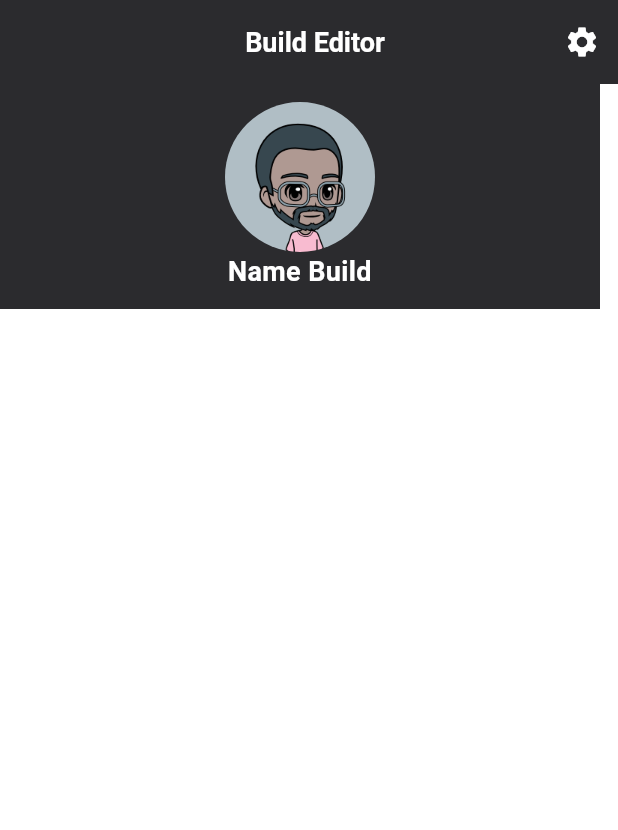
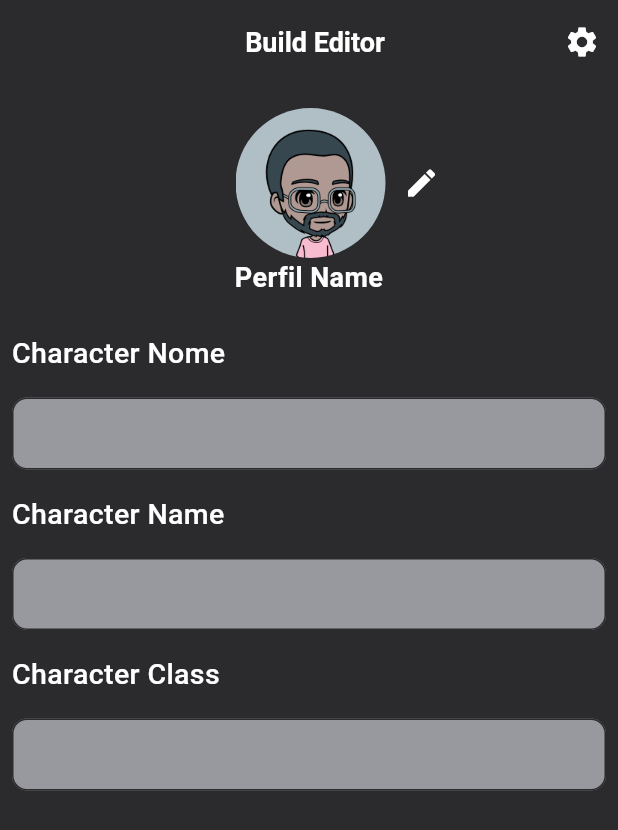
Before and after one commit to Assis-Souz4/app_flutter_elden_ring_build, a Flutter app: the screen it shows after launch, on a phone screen of 412 x 824 dp. Shown: the top 830 px of the screen. Run offline on Flutter 3.47's test engine with Material 3 defaults, Android fonts, the light colour scheme and no system bars.

Commit message:
seção character finalizada

```diff
--- /dev/null
+++ b/lib/components/text_form_field_decoration.dart
@@ -0,0 +1,23 @@
+import 'package:app_flutter_elden_ring_build/components/app_colors.dart';
+import 'package:flutter/material.dart';
+
+InputDecoration getAuthenticationInputDecotation() {
+  return InputDecoration(
+    contentPadding: const EdgeInsets.fromLTRB(16, 8, 16, 8),
+    fillColor: AppColors.secondaryColorBG,
+    filled: true,
+    border: OutlineInputBorder(
+      borderRadius: BorderRadius.circular(10),
+    ),
+    enabledBorder: OutlineInputBorder(
+      borderRadius: BorderRadius.circular(10),
+      borderSide: const BorderSide(
+        color: AppColors.primaryColorBG,
+      ),
+    ),
+    focusedBorder: OutlineInputBorder(
+      borderRadius: BorderRadius.circular(10),
+      borderSide: const BorderSide(color: AppColors.fontColor, width: 3),
+    ),
+  );
+}
--- /dev/null
+++ b/lib/components/text_input_decoration.dart
@@ -0,0 +1,19 @@
+import 'package:app_flutter_elden_ring_build/components/app_colors.dart';
+import 'package:flutter/material.dart';
+
+class TextOfInputDecoration extends StatelessWidget {
+  const TextOfInputDecoration({required this.textName, super.key});
+  //
+  final String textName;
+  @override
+  Widget build(BuildContext context) {
+    return Text(
+      textName,
+      textAlign: TextAlign.center,
+      style: const TextStyle(
+          fontSize: 19,
+          fontWeight: FontWeight.w500,
+          color: AppColors.fontColor),
+    );
+  }
+}
--- a/lib/main.dart
+++ b/lib/main.dart
@@ -17,7 +17,8 @@ class MyApp extends StatelessWidget {
         colorScheme: ColorScheme.fromSwatch(backgroundColor: Colors.white),
         useMaterial3: true,
       ),
-      home: CreateBuildScreen(),
+      home: const CreateBuildScreen(),
     );
   }
 }
+///NOTE - criar botão de drop no character class
--- /dev/null
+++ b/lib/screens/character_screen.dart
@@ -0,0 +1,58 @@
+import 'package:app_flutter_elden_ring_build/components/text_form_field_decoration.dart';
+import 'package:app_flutter_elden_ring_build/components/text_input_decoration.dart';
+import 'package:flutter/material.dart';
+
+class CharacterScreen extends StatefulWidget {
+  const CharacterScreen(this.characterName, this.characterLevel, {super.key});
+
+  final String? characterName;
+  final int? characterLevel;
+
+  @override
+  State<CharacterScreen> createState() => _CharacterScreenState();
+}
+
+class _CharacterScreenState extends State<CharacterScreen> {
+  //
+  String? characterClass;
+
+  @override
+  Widget build(BuildContext context) {
+    return Column(
+      crossAxisAlignment: CrossAxisAlignment.start,
+      children: [
+        const Padding(
+          padding: EdgeInsets.all(8.0),
+          child: TextOfInputDecoration(textName: 'Character Nome'),
+        ),
+        Padding(
+          padding: const EdgeInsets.all(8.0),
+          child: TextFormField(
+            decoration: getAuthenticationInputDecotation(),
+          ),
+        ),
+        const Padding(
+          padding: EdgeInsets.all(8.0),
+          child: TextOfInputDecoration(textName: 'Character Name'),
+        ),
+        Padding(
+          padding: const EdgeInsets.all(8.0),
+          child: TextFormField(
+            keyboardType: TextInputType.number,
+            decoration: getAuthenticationInputDecotation(),
+          ),
+        ),
+        const Padding(
+          padding: EdgeInsets.all(8.0),
+          child: TextOfInputDecoration(textName: 'Character Class'),
+        ),
+        Padding(
+          padding: const EdgeInsets.all(8.0),
+          child: TextFormField(
+            decoration: getAuthenticationInputDecotation(),
+          ),
+        )
+      ],
+    );
+  }
+}
--- a/lib/screens/create_build_screen.dart
+++ b/lib/screens/create_build_screen.dart
@@ -1,4 +1,5 @@
 import 'package:app_flutter_elden_ring_build/components/app_colors.dart';
+import 'package:app_flutter_elden_ring_build/screens/character_screen.dart';
 import 'package:flutter/material.dart';
 
 class CreateBuildScreen extends StatefulWidget {
@@ -12,15 +13,17 @@ class _CreateBuilScreenState extends State<CreateBuildScreen> {
   @override
   Widget build(BuildContext context) {
     return Form(
-      child: Scaffold(
-        appBar: AppBar(leading: Container(),
+      child: Scaffold(backgroundColor: AppColors.primaryColorBG,
+        appBar: AppBar(
+          leading: Container(),
           backgroundColor: AppColors.primaryColorBG,
           title: const Row(
             mainAxisAlignment: MainAxisAlignment.center,
             children: [
               //APPBAR TITULO
               Text(
-                'Build Editor',textAlign: TextAlign.center,
+                'Build Editor',
+                textAlign: TextAlign.center,
                 style: TextStyle(
                     color: AppColors.fontColor,
                     fontSize: 18,
@@ -38,20 +41,28 @@ class _CreateBuilScreenState extends State<CreateBuildScreen> {
                 ))
           ],
         ),
-        body: Column(
+        body: ListView(
           children: [
-            Container(
-              height: 150,
+            ///!SECTION-CONTAINER FOTO E NOME DO PERSONAGEM
+            SingleChildScrollView(
+              child: Container(
                 width: 400,
-              decoration: BoxDecoration(
+                height: 158,
+                decoration: const BoxDecoration(
                   color: AppColors.primaryColorBG,
                 ),
                 child: Column(
                   mainAxisAlignment: MainAxisAlignment.center,
                   crossAxisAlignment: CrossAxisAlignment.center,
                   children: [
-                  ClipRRect(
-                    child: ClipOval(
+                    Row(
+                      mainAxisAlignment: MainAxisAlignment.center,
+                      crossAxisAlignment: CrossAxisAlignment.center,
+                      children: [
+                        const SizedBox(
+                          width: 50,
+                        ),
+                        ClipOval(
                           child: Image.asset(
                             'assets/images/meu_avatar.png',
                             width: 100,
@@ -59,18 +70,35 @@ class _CreateBuilScreenState extends State<CreateBuildScreen> {
                             fit: BoxFit.cover,
                           ),
                         ),
+                        IconButton(
+                          onPressed: () {},
+                          icon: const Icon(
+                            Icons.edit,
+                            color: AppColors.fontColor,
                           ),
-                  Container(
-                    width: 200,
-                    child: const Text(
-                      'Name Build',textAlign: TextAlign.center,
-                      overflow: TextOverflow.ellipsis,
-                      style: TextStyle(color: AppColors.fontColor,fontSize: 18,fontWeight: FontWeight.bold),
                         ),
-                  )
                       ],
                     ),
-            )
+                    const SizedBox(
+                      width: 200,
+                      child: Text(
+                        'Perfil Name',
+                        style: TextStyle(
+                          color: AppColors.fontColor,
+                          fontSize: 18,
+                          fontWeight: FontWeight.bold,
+                          overflow: TextOverflow.ellipsis,
+                        ),
+                        textAlign: TextAlign.center,
+                      ),
+                    ),
+                  ],
+                ),
+              ),
+            ),
+
+            ///!SECTION CONTAINER CHARACTER (NOME, LEVEL E CLASSE)
+            const CharacterScreen('characterName', 8),
           ],
         ),
       ),
```
Lines whose indentation alone changed are shown as unchanged.
